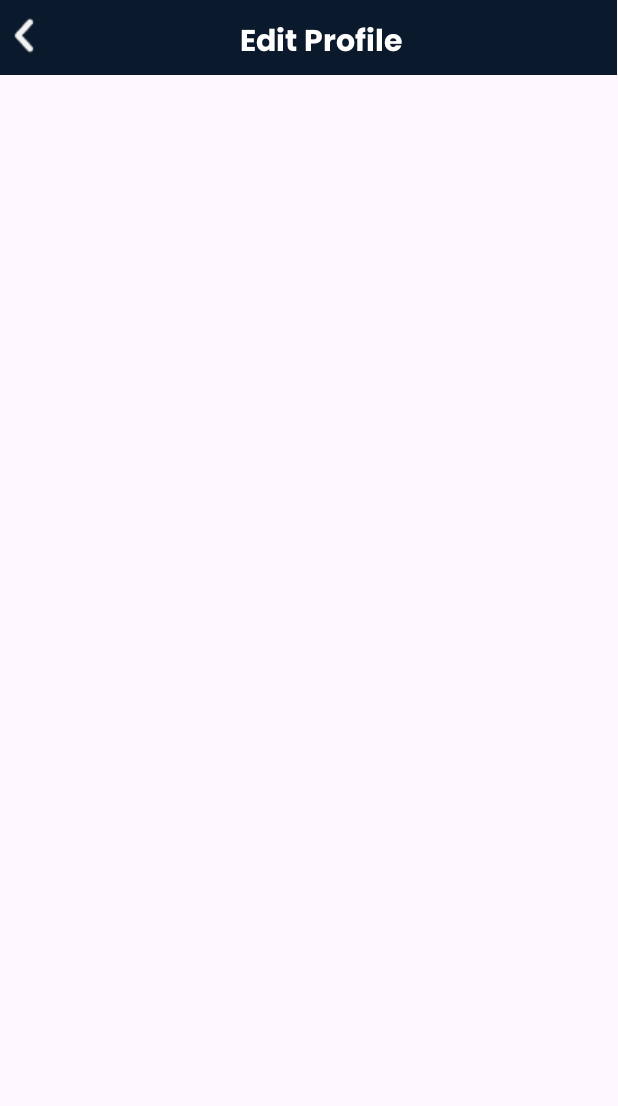
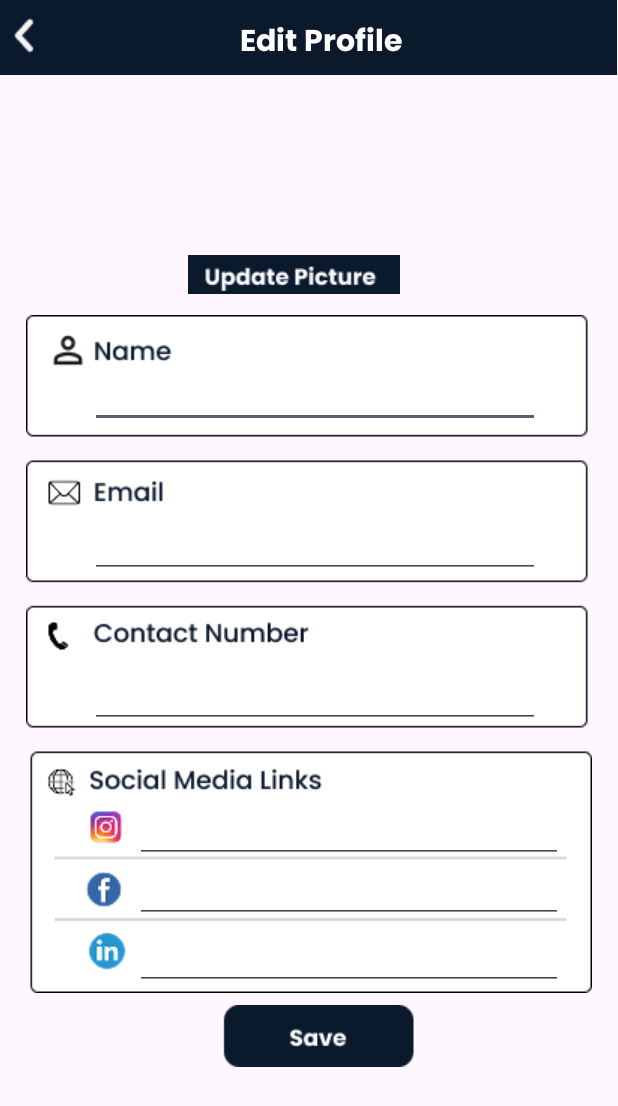
Before and after one commit to ClubEijay/ReFresh-Dynamic-Pricing-For-Perishable-Goods-, an Android app: the EditProfile screen opened directly, with no data from a screen before it, on a phone screen of 412 x 824 dp. Shown: the top 1106 px of the screen. Run offline under Robolectric (Android 15) with nearby library versions, the phone set to English and light mode, and no system bars.

Commit message:
4:11PM update

```diff
--- a/app/src/main/res/layout/activity_edit_profile.xml
+++ b/app/src/main/res/layout/activity_edit_profile.xml
@@ -36,6 +36,73 @@
             android:layout_marginTop="11dp"
             android:layout_marginLeft="160dp"/>
 
+        <ImageButton
+            android:layout_width="141dp"
+            android:layout_height="26dp"
+            android:layout_marginLeft="125dp"
+            android:layout_marginTop="170dp"
+            android:background="@color/trans"
+            android:src="@drawable/updatepic" />
+
+        <ImageView
+            android:layout_width="wrap_content"
+            android:layout_height="wrap_content"
+            android:src="@drawable/profileinfos"
+            android:layout_marginTop="210dp"
+            android:layout_marginLeft="17dp"/>
+
+        <EditText
+            android:layout_width="300dp"
+            android:layout_height="40dp"
+            android:layout_marginTop="245dp"
+            android:layout_marginLeft="60dp"
+            android:fontFamily="@font/psemibold"/>
+
+        <EditText
+            android:layout_width="300dp"
+            android:layout_height="40dp"
+            android:layout_marginTop="345dp"
+            android:layout_marginLeft="60dp"
+            android:fontFamily="@font/psemibold"/>
+
+        <EditText
+            android:layout_width="300dp"
+            android:layout_height="40dp"
+            android:layout_marginTop="445dp"
+            android:layout_marginLeft="60dp"
+            android:fontFamily="@font/psemibold"/>
+
+        <EditText
+            android:layout_width="285dp"
+            android:layout_height="40dp"
+            android:layout_marginLeft="90dp"
+            android:layout_marginTop="535dp"
+            android:fontFamily="@font/psemibold" />
+
+        <EditText
+            android:layout_width="285dp"
+            android:layout_height="40dp"
+            android:layout_marginLeft="90dp"
+            android:layout_marginTop="575dp"
+            android:fontFamily="@font/psemibold" />
+
+        <EditText
+            android:layout_width="285dp"
+            android:layout_height="40dp"
+            android:layout_marginLeft="90dp"
+            android:layout_marginTop="620dp"
+            android:fontFamily="@font/psemibold" />
+
+        <ImageButton
+            android:layout_width="wrap_content"
+            android:layout_height="wrap_content"
+            android:src="@drawable/savebtnedt"
+            android:layout_marginTop="670dp"
+            android:background="@color/trans"
+            android:layout_marginLeft="145dp"/>
+
+
+
     </FrameLayout>
 
 </LinearLayout>
--- a/app/src/main/res/layout/activity_my_profile.xml
+++ b/app/src/main/res/layout/activity_my_profile.xml
@@ -38,6 +38,21 @@
             android:layout_marginTop="11dp"
             android:layout_marginLeft="160dp"/>
 
+        <ImageView
+            android:layout_width="wrap_content"
+            android:layout_height="wrap_content"
+            android:src="@drawable/profileinfos"
+            android:layout_marginTop="190dp"
+            android:layout_marginLeft="17dp"/>
+
+        <ImageButton
+            android:layout_width="wrap_content"
+            android:layout_height="wrap_content"
+            android:src="@drawable/edtprofilebtn"
+            android:background="@color/trans"
+            android:layout_marginTop="670dp"
+            android:layout_marginLeft="110dp"/>
+
     </FrameLayout>
 
 
```
Also changed, not shown: app/src/main/res/drawable/edtprofilebtn.png (added), app/src/main/res/drawable/profileinfos.png (added), app/src/main/res/drawable/savebtnedt.png (added), app/src/main/res/drawable/updatepic.png (added).
